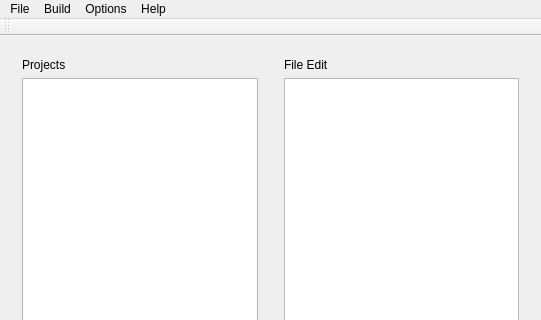
Before: the Qt Designer form legup_proper/mainwindow.ui in yunliangliu/LegUp_GUI, drawn with Qt 5; both pictures show x 0 to 541 and y 0 to 320 of the 541 by 738 pixel window.
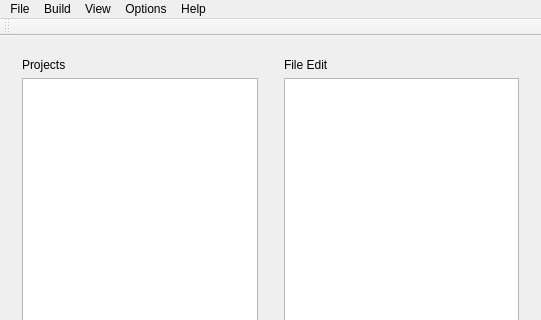
After: the same form once the commit is applied. Icons and pictures are not drawn.

Diff of the .ui file:
```diff
--- a/legup_proper/mainwindow.ui
+++ b/legup_proper/mainwindow.ui
@@ -224,8 +224,14 @@
      <string>Options</string>
     </property>
    </widget>
+   <widget class="QMenu" name="menuView">
+    <property name="title">
+     <string>View</string>
+    </property>
+   </widget>
    <addaction name="menuFile"/>
    <addaction name="menuBuild"/>
+   <addaction name="menuView"/>
    <addaction name="menuOptions"/>
    <addaction name="menuHelp"/>
   </widget>
```
Left out of the diff: 10 changed lines with no effect on the pictures.
